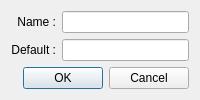
Before: the Qt Designer form resource/dialogs/ParameterDialog.ui in sem23/roslab_ide, drawn with Qt 5.
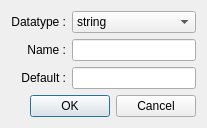
After: the same form once the commit is applied.

```diff
--- a/resource/dialogs/ParameterDialog.ui
+++ b/resource/dialogs/ParameterDialog.ui
@@ -6,28 +6,18 @@
    <rect>
     <x>0</x>
     <y>0</y>
-    <width>200</width>
-    <height>90</height>
+    <width>207</width>
+    <height>115</height>
    </rect>
   </property>
   <property name="windowTitle">
    <string>Dialog</string>
   </property>
   <layout class="QGridLayout" name="gridLayout">
-   <item row="0" column="0">
-    <widget class="QLabel" name="label">
-     <property name="text">
-      <string>Name :</string>
-     </property>
-     <property name="alignment">
-      <set>Qt::AlignRight|Qt::AlignTrailing|Qt::AlignVCenter</set>
-     </property>
-    </widget>
-   </item>
-   <item row="0" column="1">
+   <item row="1" column="1">
     <widget class="QLineEdit" name="nameLineEdit"/>
    </item>
-   <item row="1" column="0">
+   <item row="2" column="0">
     <widget class="QLabel" name="label_2">
      <property name="text">
       <string>Default :</string>
@@ -37,10 +27,10 @@
      </property>
     </widget>
    </item>
-   <item row="1" column="1">
+   <item row="2" column="1">
     <widget class="QLineEdit" name="defaultLineEdit"/>
    </item>
-   <item row="2" column="0" colspan="2">
+   <item row="3" column="0" colspan="2">
     <widget class="QDialogButtonBox" name="buttonBox">
      <property name="orientation">
       <enum>Qt::Horizontal</enum>
@@ -50,6 +40,50 @@
      </property>
     </widget>
    </item>
+   <item row="1" column="0">
+    <widget class="QLabel" name="label">
+     <property name="text">
+      <string>Name :</string>
+     </property>
+     <property name="alignment">
+      <set>Qt::AlignRight|Qt::AlignTrailing|Qt::AlignVCenter</set>
+     </property>
+    </widget>
+   </item>
+   <item row="0" column="1">
+    <widget class="QComboBox" name="typeComboBox">
+     <item>
+      <property name="text">
+       <string>string</string>
+      </property>
+     </item>
+     <item>
+      <property name="text">
+       <string>bool</string>
+      </property>
+     </item>
+     <item>
+      <property name="text">
+       <string>int</string>
+      </property>
+     </item>
+     <item>
+      <property name="text">
+       <string>double</string>
+      </property>
+     </item>
+    </widget>
+   </item>
+   <item row="0" column="0">
+    <widget class="QLabel" name="label_3">
+     <property name="text">
+      <string>Datatype :</string>
+     </property>
+     <property name="alignment">
+      <set>Qt::AlignRight|Qt::AlignTrailing|Qt::AlignVCenter</set>
+     </property>
+    </widget>
+   </item>
   </layout>
  </widget>
  <resources/>
```
